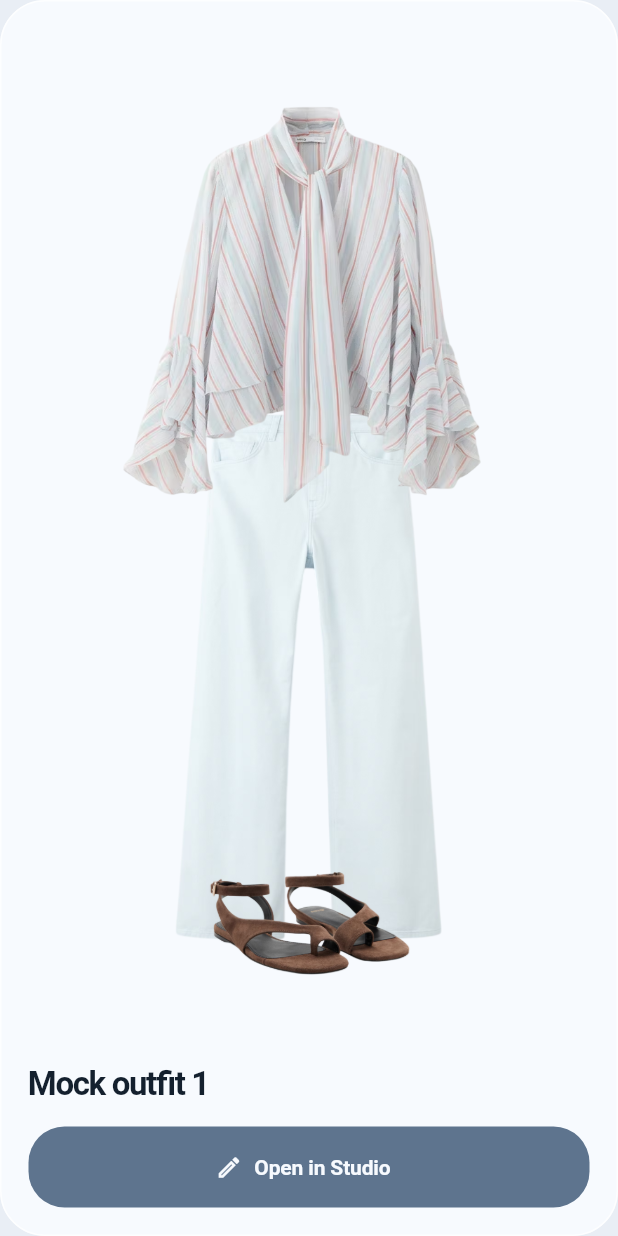
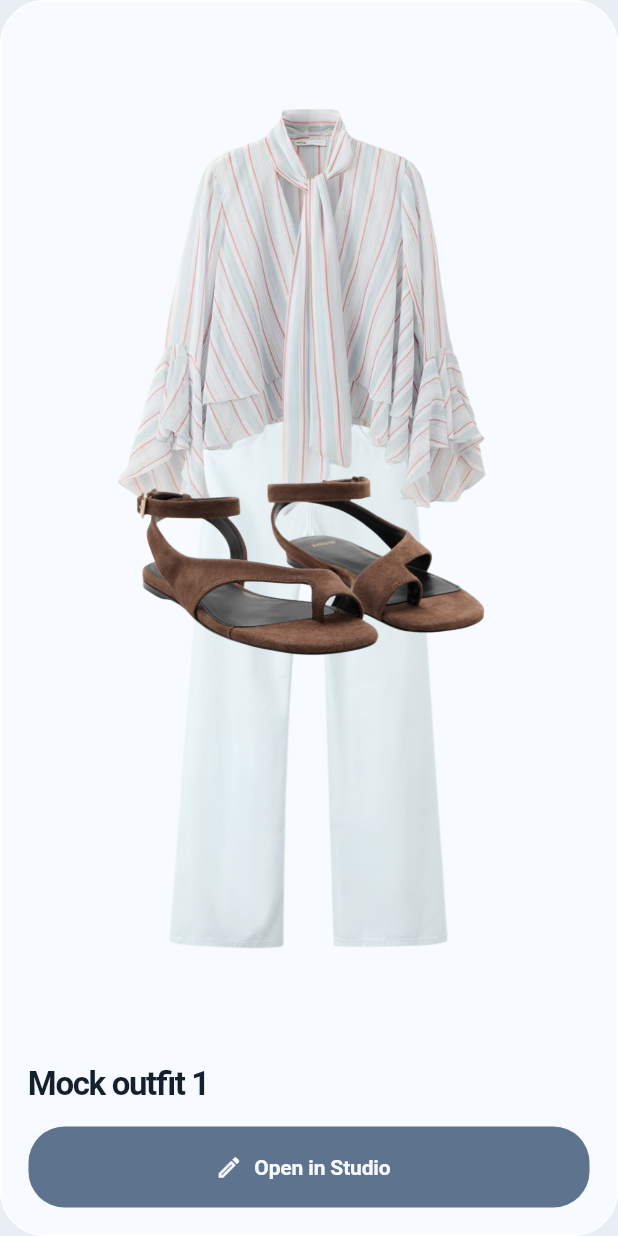
Before and after one commit to caisergan/outfitter, a Flutter app: the _LikedCard widget shown alone on an empty page, opened directly with sample values from the repository, on a phone screen of 412 x 824 dp. Run offline on Flutter 3.47's test engine with Material 3 defaults, Android fonts, the phone set to English and light mode, and no system bars; our stand-ins replace cached_network_image, dio, flutter_dotenv, flutter_riverpod, flutter_secure_storage, freezed_annotation and 4 more; accounts and stored records are empty; generated files the repository leaves out were written again; network calls fail.

Commit message:
style(ui): part3

```diff
--- a/mobile/lib/features/assistant/providers/assistant_provider.dart
+++ b/mobile/lib/features/assistant/providers/assistant_provider.dart
@@ -10,7 +10,7 @@ class AssistantNotifier
 
   AssistantNotifier(this._repo) : super(const AsyncValue.data([]));
 
-  Future<void> suggest(AssistantParams params) async {
+  Future<List<OutfitSuggestion>> suggest(AssistantParams params) async {
     _lastParams = params;
 
     state = const AsyncValue.loading();
@@ -20,9 +20,10 @@ class AssistantNotifier
     );
 
     // ✅ FIX: prevent crash after dispose
-    if (!mounted) return;
+    if (!mounted) return result.valueOrNull ?? const [];
 
     state = result;
+    return result.valueOrNull ?? const [];
   }
 
   Future<void> refresh() async {
--- a/mobile/lib/features/assistant/ui/swipe_outfits_screen.dart
+++ b/mobile/lib/features/assistant/ui/swipe_outfits_screen.dart
@@ -154,7 +154,7 @@ class _SwipeCardState extends State<SwipeCard> {
 
   @override
   Widget build(BuildContext context) {
-    final slots = widget.outfit.slots;
+    final slotItems = _orderedSlotItems(widget.outfit);
 
     return Positioned.fill(
       child: GestureDetector(
@@ -179,45 +179,7 @@ class _SwipeCardState extends State<SwipeCard> {
                   Expanded(
                     child: LayoutBuilder(
                       builder: (context, constraints) {
-                        final h = constraints.maxHeight;
-                        final w = constraints.maxWidth;
-                        return Stack(
-                          children: [
-                            // Bottom layer.
-                            Positioned(
-                              top: h * 0.30,
-                              left: 0,
-                              width: w,
-                              height: h * 0.65,
-                              child: CachedItemImage(
-                                url: slots['bottom']!.imageUrl,
-                                fit: BoxFit.contain,
-                              ),
-                            ),
-                            // Middle layer.
-                            Positioned(
-                              top: h * 0.00,
-                              left: 0,
-                              width: w,
-                              height: h * 0.70,
-                              child: CachedItemImage(
-                                url: slots['top']!.imageUrl,
-                                fit: BoxFit.contain,
-                              ),
-                            ),
-                            // Front layer.
-                            Positioned(
-                              top: h * 0.70,
-                              left: 0,
-                              width: w,
-                              height: h * 0.32,
-                              child: CachedItemImage(
-                                url: slots['shoes']!.imageUrl,
-                                fit: BoxFit.contain,
-                              ),
-                            ),
-                          ],
-                        );
+                        return _OutfitPreviewStack(items: slotItems);
                       },
                     ),
                   ),
@@ -293,7 +255,7 @@ class _LikedCard extends StatelessWidget {
 
   @override
   Widget build(BuildContext context) {
-    final slots = outfit.slots;
+    final slotItems = _orderedSlotItems(outfit);
 
     return Material(
       color: AppColors.surface,
@@ -310,45 +272,7 @@ class _LikedCard extends StatelessWidget {
             Expanded(
               child: LayoutBuilder(
                 builder: (context, constraints) {
-                  final h = constraints.maxHeight;
-                  final w = constraints.maxWidth;
-                  return Stack(
-                    children: [
-                      // Bottom layer.
-                      Positioned(
-                        top: h * 0.30,
-                        left: 0,
-                        width: w,
-                        height: h * 0.65,
-                        child: CachedItemImage(
-                          url: slots['bottom']!.imageUrl,
-                          fit: BoxFit.contain,
-                        ),
-                      ),
-                      // Middle layer.
-                      Positioned(
-                        top: h * 0.00,
-                        left: 0,
-                        width: w,
-                        height: h * 0.70,
-                        child: CachedItemImage(
-                          url: slots['top']!.imageUrl,
-                          fit: BoxFit.contain,
-                        ),
-                      ),
-                      // Front layer.
-                      Positioned(
-                        top: h * 0.65,
-                        left: 0,
-                        width: w,
-                        height: h * 0.32,
-                        child: CachedItemImage(
-                          url: slots['shoes']!.imageUrl,
-                          fit: BoxFit.contain,
-                        ),
-                      ),
-                    ],
-                  );
+                  return _OutfitPreviewStack(items: slotItems);
                 },
               ),
             ),
@@ -369,9 +293,9 @@ class _LikedCard extends StatelessWidget {
                   MaterialPageRoute(
                     builder: (_) => TryOnScreen(
                       prefilledSlots: {
-                        'top': outfit.slots['top']?.imageUrl ?? '',
-                        'bottom': outfit.slots['bottom']?.imageUrl ?? '',
-                        'shoes': outfit.slots['shoes']?.imageUrl ?? '',
+                        for (final entry in outfit.slots.entries)
+                          if (entry.value.imageUrl.isNotEmpty)
+                            entry.key: entry.value.imageUrl,
                       },
                     ),
                   ),
@@ -386,3 +310,89 @@ class _LikedCard extends StatelessWidget {
     );
   }
 }
+
+List<SlotItem> _orderedSlotItems(OutfitSuggestion outfit) {
+  const preferredOrder = ['bottom', 'top', 'outerwear', 'shoes'];
+  final items = <SlotItem>[];
+
+  for (final key in preferredOrder) {
+    final item = outfit.slots[key];
+    if (item != null) items.add(item);
+  }
+
+  for (final entry in outfit.slots.entries) {
+    if (!preferredOrder.contains(entry.key)) {
+      items.add(entry.value);
+    }
+  }
+
+  return items;
+}
+
+class _OutfitPreviewStack extends StatelessWidget {
+  final List<SlotItem> items;
+
+  const _OutfitPreviewStack({required this.items});
+
+  @override
+  Widget build(BuildContext context) {
+    if (items.isEmpty) {
+      return const Center(
+        child: Icon(
+          Icons.checkroom_outlined,
+          color: AppColors.textMuted,
+          size: 40,
+        ),
+      );
+    }
+
+    return LayoutBuilder(
+      builder: (context, constraints) {
+        final h = constraints.maxHeight;
+        final w = constraints.maxWidth;
+
+        double topForIndex(int index) {
+          switch (index) {
+            case 0:
+              return h * 0.28;
+            case 1:
+              return 0;
+            case 2:
+              return h * 0.12;
+            default:
+              return h * 0.62;
+          }
+        }
+
+        double heightForIndex(int index) {
+          switch (index) {
+            case 0:
+              return h * 0.68;
+            case 1:
+              return h * 0.72;
+            case 2:
+              return h * 0.56;
+            default:
+              return h * 0.34;
+          }
+        }
+
+        return Stack(
+          children: [
+            for (final entry in items.take(4).toList().asMap().entries)
+              Positioned(
+                top: topForIndex(entry.key),
+                left: 0,
+                width: w,
+                height: heightForIndex(entry.key),
+                child: CachedItemImage(
+                  url: entry.value.imageUrl,
+                  fit: BoxFit.contain,
+                ),
+              ),
+          ],
+        );
+      },
+    );
+  }
+}
```
Also changed, not shown: mobile/lib/features/assistant/data/outfit_repository.dart (+7 -1 lines), mobile/lib/features/assistant/ui/assistant_screen.dart (+16 -7 lines), mobile/lib/features/wardrobe/ui/wardrobe_screen.dart (+6 -4 lines).
